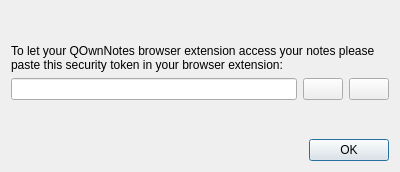
Above: src/dialogs/websockettokendialog.ui from pbek/QOwnNotes before the change. Below: the same form after it.
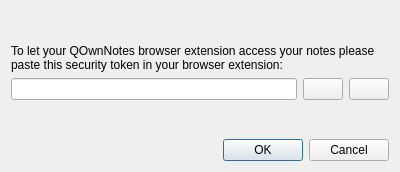
That is the form after the change. Icons and pictures are not drawn.

The edit to the form file:
```diff
--- a/src/dialogs/websockettokendialog.ui
+++ b/src/dialogs/websockettokendialog.ui
@@ -97,7 +97,7 @@
       <enum>Qt::Horizontal</enum>
      </property>
      <property name="standardButtons">
-      <set>QDialogButtonBox::Ok</set>
+      <set>QDialogButtonBox::Cancel|QDialogButtonBox::Ok</set>
      </property>
     </widget>
    </item>
```
Left out of the diff: 6 changed lines with no effect on the pictures.
